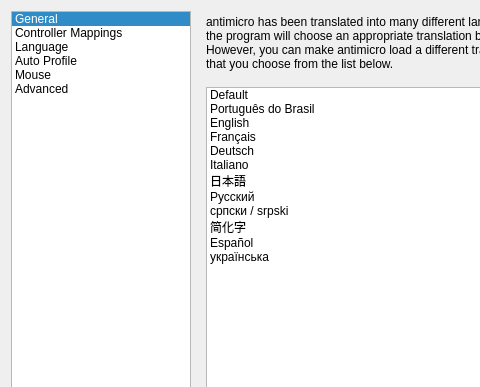
First picture: the form in src/mainsettingsdialog.ui, repository AntiMicroX/antimicrox, before the edit; both pictures show x 0 to 480 and y 0 to 387 of the 706 by 578 pixel window.
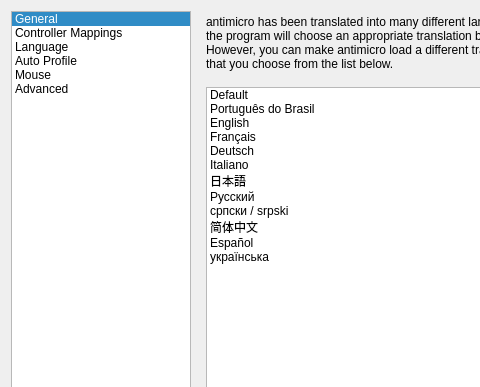
Second picture: the form after the edit. The open tabs and pages were chosen to show the change. Icons and pictures are not drawn.

Commit message: Improve wording for the Simplified Chinese option.

Diff of the .ui file:
```diff
--- a/src/mainsettingsdialog.ui
+++ b/src/mainsettingsdialog.ui
@@ -642,7 +642,7 @@
            </item>
            <item>
             <property name="text">
-             <string>简化字</string>
+             <string>简体中文</string>
             </property>
            </item>
            <item>
```
The commit also changes 1 other file.
